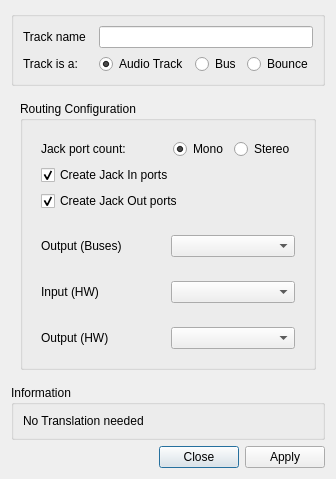
Qt form src/traverso/ui/NewTrackDialog.ui (ErwanLegrand/Traverso-DAW) before a commit.
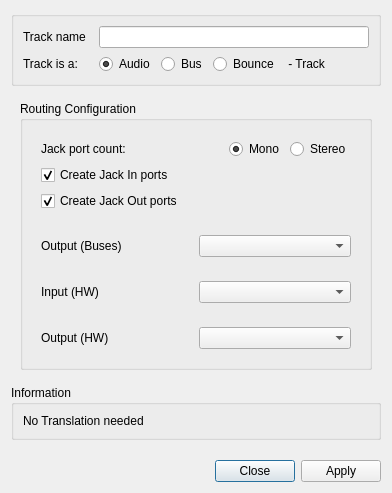
The same form after that commit.

Diff of the .ui file:
```diff
--- a/src/traverso/ui/NewTrackDialog.ui
+++ b/src/traverso/ui/NewTrackDialog.ui
@@ -6,8 +6,8 @@
    <rect>
     <x>0</x>
     <y>0</y>
-    <width>328</width>
-    <height>422</height>
+    <width>392</width>
+    <height>493</height>
    </rect>
   </property>
   <property name="windowTitle">
@@ -64,7 +64,7 @@
         <item>
          <widget class="QRadioButton" name="isAudioTrack">
           <property name="text">
-           <string>Audio Track</string>
+           <string>Audio</string>
           </property>
           <property name="checked">
            <bool>true</bool>
@@ -88,13 +88,39 @@
           </property>
          </widget>
         </item>
+        <item>
+         <widget class="QLabel" name="label_6">
+          <property name="minimumSize">
+           <size>
+            <width>70</width>
+            <height>0</height>
+           </size>
+          </property>
+          <property name="text">
+           <string> - Track</string>
+          </property>
+         </widget>
+        </item>
+        <item>
+         <spacer name="horizontalSpacer_2">
+          <property name="orientation">
+           <enum>Qt::Horizontal</enum>
+          </property>
+          <property name="sizeHint" stdset="0">
+           <size>
+            <width>40</width>
+            <height>20</height>
+           </size>
+          </property>
+         </spacer>
+        </item>
        </layout>
       </item>
      </layout>
     </widget>
    </item>
    <item>
-    <widget class="QFrame" name="">
+    <widget class="QFrame" name="frame">
      <layout class="QVBoxLayout" name="verticalLayout_6">
       <item>
        <widget class="QGroupBox" name="busConfigGroupBox">
```
